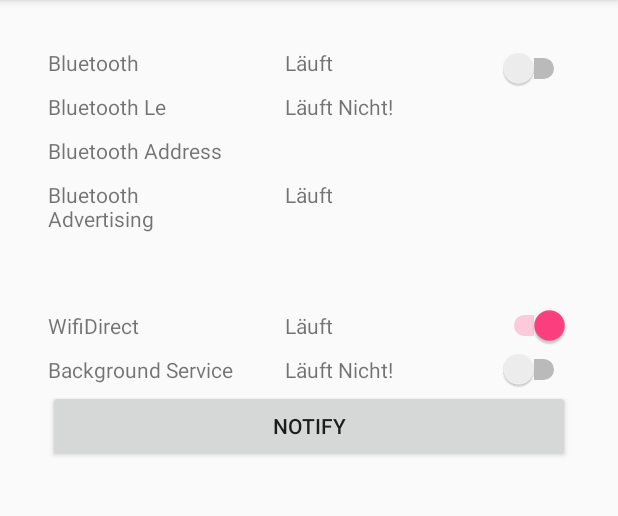
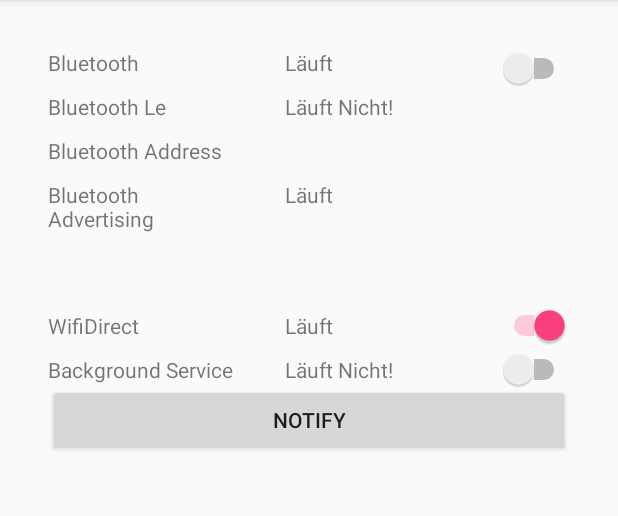
Before and after one commit to htw-happening/happening, an Android app: the screen it shows after launch (MainActivity), on a phone screen of 412 x 824 dp, the part 84-600 px from its top. Run offline under Robolectric (Android 15) with nearby library versions, the phone set to English and light mode, and no system bars.

Commit message:
fixed bt status notify button position on bigger screens

```diff
--- a/app/src/main/res/layout/fragment_bt_status.xml
+++ b/app/src/main/res/layout/fragment_bt_status.xml
@@ -152,7 +152,7 @@
         android:id="@+id/button_notify"
         android:layout_width="match_parent"
         android:layout_height="wrap_content"
-        android:layout_below="@id/switch_background_service"
+        android:layout_below="@id/background_service_label"
         android:text="Notify" />
 
 </RelativeLayout>
```
